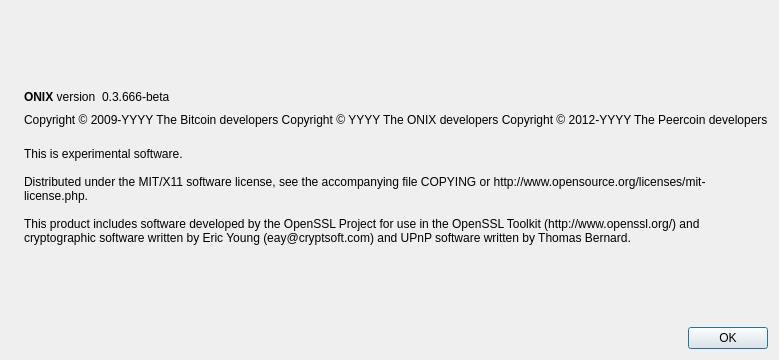
onix-project/onixcoin, file src/qt/forms/aboutdialog.ui: the form before one commit.
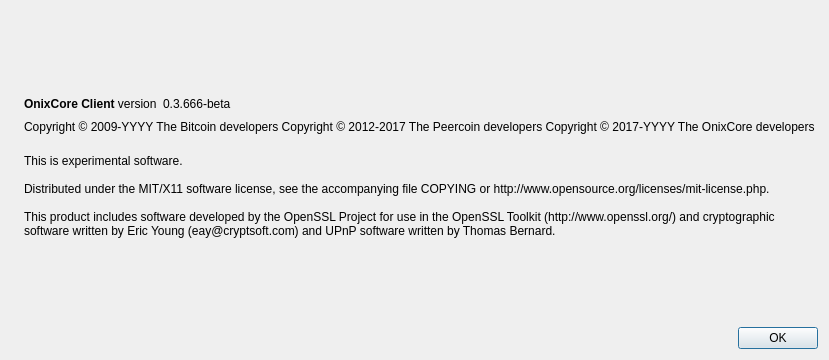
The form after the commit. Icons and pictures are not drawn.

```diff
--- a/src/qt/forms/aboutdialog.ui
+++ b/src/qt/forms/aboutdialog.ui
@@ -50,7 +50,7 @@
           <cursorShape>IBeamCursor</cursorShape>
          </property>
          <property name="text">
-          <string>&lt;b&gt;ONIX&lt;/b&gt; version</string>
+          <string>&lt;b&gt;OnixCore Client&lt;/b&gt; version</string>
          </property>
          <property name="textInteractionFlags">
           <set>Qt::LinksAccessibleByMouse|Qt::TextSelectableByKeyboard|Qt::TextSelectableByMouse</set>
@@ -91,9 +91,11 @@
         <cursorShape>IBeamCursor</cursorShape>
        </property>
        <property name="text">
-        <string notr="true">Copyright &amp;copy; 2009-YYYY The Bitcoin developers
-Copyright &amp;copy; YYYY The ONIX developers
-Copyright &amp;copy; 2012-YYYY The Peercoin developers</string>
+        <string notr="true">
+          Copyright &amp;copy; 2009-YYYY The Bitcoin developers
+          Copyright &amp;copy; 2012-2017 The Peercoin developers
+          Copyright &amp;copy; 2017-YYYY The OnixCore developers
+        </string>
        </property>
        <property name="textFormat">
         <enum>Qt::RichText</enum>
```
